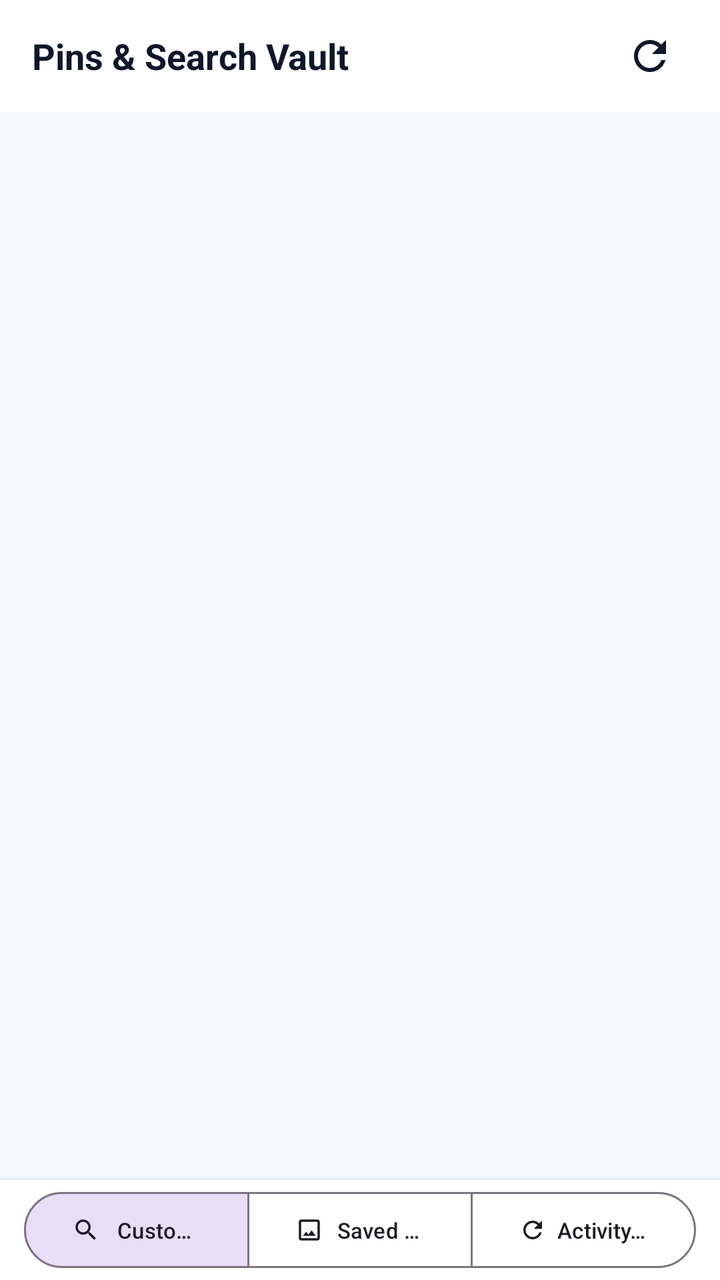
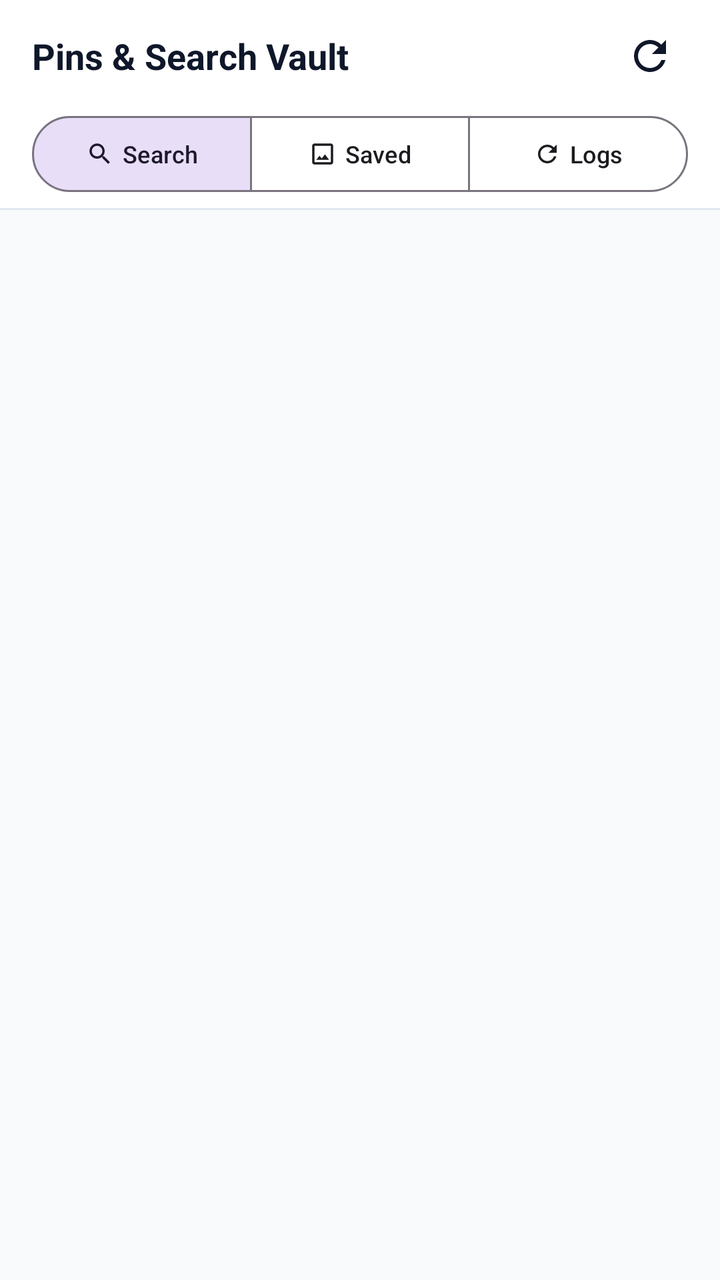

Two renders of the same Android screen: before a commit and after it. Below are the layout's source before the change and the commit's diff.
<!-- AndroidManifest.xml: application theme Theme.PinToInsta -->
<!-- res/layout/fragment_pins_logs.xml -->
<?xml version="1.0" encoding="utf-8"?>
<LinearLayout xmlns:android="http://schemas.android.com/apk/res/android"
    xmlns:app="http://schemas.android.com/apk/res-auto"
    android:layout_width="match_parent"
    android:layout_height="match_parent"
    android:background="@color/background"
    android:orientation="vertical">

    
    <LinearLayout
        android:layout_width="match_parent"
        android:layout_height="wrap_content"
        android:minHeight="56dp"
        android:background="@color/surface"
        android:gravity="center_vertical"
        android:orientation="horizontal"
        android:paddingHorizontal="16dp"
        android:paddingVertical="8dp">

        <TextView
            android:id="@+id/tvHeaderTitle"
            android:layout_width="0dp"
            android:layout_height="wrap_content"
            android:layout_weight="1"
            android:text="Pins &amp; Search Vault"
            android:textColor="@color/text_primary"
            android:textSize="18sp"
            android:textStyle="bold" />

        <ImageButton
            android:id="@+id/btnClearLogs"
            android:layout_width="38dp"
            android:layout_height="38dp"
            android:layout_marginEnd="6dp"
            android:background="?attr/selectableItemBackgroundBorderless"
            android:contentDescription="Clear Activity Logs"
            android:padding="7dp"
            android:src="@drawable/ic_delete"
            android:visibility="gone"
            app:tint="@color/status_red" />

        <ImageButton
            android:id="@+id/btnRefresh"
            android:layout_width="38dp"
            android:layout_height="38dp"
            android:background="?attr/selectableItemBackgroundBorderless"
            android:contentDescription="Refresh"
            android:src="@drawable/ic_refresh"
            app:tint="@color/text_primary" />
    </LinearLayout>

    
    <androidx.viewpager2.widget.ViewPager2
        android:id="@+id/viewPager"
        android:layout_width="match_parent"
        android:layout_height="0dp"
        android:layout_weight="1" />

    
    <LinearLayout
        android:id="@+id/layoutBottomSubTabs"
        android:layout_width="match_parent"
        android:layout_height="wrap_content"
        android:background="@color/surface"
        android:elevation="4dp"
        android:orientation="vertical">

        <View
            android:layout_width="match_parent"
            android:layout_height="1dp"
            android:background="@color/divider" />

        <com.google.android.material.button.MaterialButtonToggleGroup
            android:id="@+id/bottomSubTabsGroup"
            android:layout_width="match_parent"
            android:layout_height="wrap_content"
            android:layout_marginHorizontal="12dp"
            android:layout_marginVertical="6dp"
            app:checkedButton="@id/btnSubTabSearch"
            app:selectionRequired="true"
            app:singleSelection="true">

            <com.google.android.material.button.MaterialButton
                android:id="@+id/btnSubTabSearch"
                style="@style/Widget.Material3.Button.OutlinedButton"
                android:layout_width="0dp"
                android:layout_height="38dp"
                android:layout_weight="1"
                android:insetTop="0dp"
                android:insetBottom="0dp"
                android:text="Custom Search"
                android:textSize="11sp"
                app:icon="@drawable/ic_search"
                app:iconSize="14dp" />

            <com.google.android.material.button.MaterialButton
                android:id="@+id/btnSubTabPins"
                style="@style/Widget.Material3.Button.OutlinedButton"
                android:layout_width="0dp"
                android:layout_height="38dp"
                android:layout_weight="1"
                android:insetTop="0dp"
                android:insetBottom="0dp"
                android:text="Saved Pins"
                android:textSize="11sp"
                app:icon="@drawable/ic_pins"
                app:iconSize="14dp" />

            <com.google.android.material.button.MaterialButton
                android:id="@+id/btnSubTabLogs"
                style="@style/Widget.Material3.Button.OutlinedButton"
                android:layout_width="0dp"
                android:layout_height="38dp"
                android:layout_weight="1"
                android:insetTop="0dp"
                android:insetBottom="0dp"
                android:text="Activity Logs"
                android:textSize="11sp"
                app:icon="@drawable/ic_refresh"
                app:iconSize="14dp" />
        </com.google.android.material.button.MaterialButtonToggleGroup>
    </LinearLayout>

</LinearLayout>
<!-- resources referenced by this layout -->
<resources>
  <color name="background">#F8FAFC</color>
  <color name="divider">#E2E8F0</color>
  <color name="status_red">#EF4444</color>
  <color name="surface">#FFFFFF</color>
  <color name="text_primary">#0F172A</color>
  <!-- drawable ic_delete (drawable) -->
  <?xml version="1.0" encoding="utf-8"?>
  <vector xmlns:android="http://schemas.android.com/apk/res/android"
      android:width="24dp"
      android:height="24dp"
      android:viewportWidth="24"
      android:viewportHeight="24">
      <path
          android:fillColor="#EF4444"
          android:pathData="M6,19c0,1.1 0.9,2 2,2h8c1.1,0 2,-0.9 2,-2V7H6v12zM19,4h-3.5l-1,-1h-5l-1,1H5v2h14V4z" />
  </vector>
  <!-- drawable ic_pins (drawable) -->
  <?xml version="1.0" encoding="utf-8"?>
  <vector xmlns:android="http://schemas.android.com/apk/res/android"
      android:width="24dp"
      android:height="24dp"
      android:viewportWidth="24"
      android:viewportHeight="24">
      <path
          android:fillColor="#F1F5F9"
          android:pathData="M19,3H5C3.9,3 3,3.9 3,5v14c0,1.1 0.9,2 2,2h14c1.1,0 2,-0.9 2,-2V5C21,3.9 20.1,3 19,3z M19,19H5V5h14V19z M13.96,12.29l-2.75,3.54l-1.96,-2.36L6.5,17h11L13.96,12.29z" />
  </vector>
  <!-- drawable ic_refresh (drawable) -->
  <?xml version="1.0" encoding="utf-8"?>
  <vector xmlns:android="http://schemas.android.com/apk/res/android"
      android:width="24dp"
      android:height="24dp"
      android:viewportWidth="24"
      android:viewportHeight="24">
      <path
          android:fillColor="#F1F5F9"
          android:pathData="M17.65,6.35C16.2,4.9 14.21,4 12,4c-4.42,0 -7.99,3.58 -7.99,8s3.57,8 7.99,8c3.73,0 6.84,-2.55 7.73,-6h-2.08c-0.82,2.33 -3.04,4 -5.65,4c-3.31,0 -6,-2.69 -6,-6s2.69,-6 6,-6c1.66,0 3.14,0.69 4.22,1.78L13,11h7V4l-2.35,2.35z" />
  </vector>
  <!-- drawable ic_search (drawable) -->
  <vector xmlns:android="http://schemas.android.com/apk/res/android"
      android:width="24dp"
      android:height="24dp"
      android:viewportWidth="24"
      android:viewportHeight="24"
      android:tint="?attr/colorControlNormal">
    <path
        android:fillColor="@android:color/white"
        android:pathData="M15.5,14h-0.79l-0.28,-0.27C15.41,12.59 16,11.11 16,9.5 16,5.91 13.09,3 9.5,3S3,5.91 3,9.5 5.91,16 9.5,16c1.61,0 3.09,-0.59 4.23,-1.57l0.27,0.28v0.79l5,4.99L20.49,19l-4.99,-5zm-6,0C7.01,14 5,11.99 5,9.5S7.01,5 9.5,5 14,7.01 14,9.5 11.99,14 9.5,14z"/>
  </vector>
  <style name="Theme.PinToInsta" parent="Theme.Material3.DayNight.NoActionBar">
          <item name="colorPrimary">@color/primary</item>
          <item name="colorPrimaryVariant">@color/primary_variant</item>
          <item name="colorOnPrimary">@color/on_primary</item>
  
          <item name="colorSecondary">@color/secondary</item>
          <item name="colorSecondaryVariant">@color/secondary_variant</item>
          <item name="colorOnSecondary">@color/on_secondary</item>
  
          <item name="android:colorBackground">@color/background</item>
          <item name="colorSurface">@color/surface</item>
          <item name="colorSurfaceVariant">@color/surface_variant</item>
          <item name="android:textColorPrimary">@color/text_primary</item>
          <item name="android:textColorSecondary">@color/text_secondary</item>
  
          <item name="android:statusBarColor">@color/surface</item>
          <item name="android:navigationBarColor">@color/surface</item>
          <item name="android:windowLightStatusBar" tools:targetApi="m">true</item>
      </style>
  <color name="primary">#E60023</color>
  <color name="primary_variant">#B8001B</color>
  <color name="on_primary">#FFFFFF</color>
  <color name="secondary">#E1306C</color>
  <color name="secondary_variant">#C13584</color>
  <color name="on_secondary">#FFFFFF</color>
  <color name="surface_variant">#F1F5F9</color>
  <color name="text_secondary">#475569</color>
</resources>

<!-- the commit's change to res/layout/fragment_pins_logs.xml (unified diff, before → after) -->
@@ -50,32 +50,20 @@
     </LinearLayout>
 
     
-    <androidx.viewpager2.widget.ViewPager2
-        android:id="@+id/viewPager"
-        android:layout_width="match_parent"
-        android:layout_height="0dp"
-        android:layout_weight="1" />
-
-    
     <LinearLayout
         android:id="@+id/layoutBottomSubTabs"
         android:layout_width="match_parent"
         android:layout_height="wrap_content"
         android:background="@color/surface"
-        android:elevation="4dp"
         android:orientation="vertical">
-
-        <View
-            android:layout_width="match_parent"
-            android:layout_height="1dp"
-            android:background="@color/divider" />
 
         <com.google.android.material.button.MaterialButtonToggleGroup
             android:id="@+id/bottomSubTabsGroup"
             android:layout_width="match_parent"
             android:layout_height="wrap_content"
-            android:layout_marginHorizontal="12dp"
-            android:layout_marginVertical="6dp"
+            android:layout_marginHorizontal="16dp"
+            android:layout_marginTop="2dp"
+            android:layout_marginBottom="8dp"
             app:checkedButton="@id/btnSubTabSearch"
             app:selectionRequired="true"
             app:singleSelection="true">
@@ -88,9 +76,17 @@
                 android:layout_weight="1"
                 android:insetTop="0dp"
                 android:insetBottom="0dp"
-                android:text="Custom Search"
-                android:textSize="11sp"
+                android:insetLeft="0dp"
+                android:insetRight="0dp"
+                android:paddingHorizontal="4dp"
+                android:singleLine="true"
+                android:maxLines="1"
+                android:ellipsize="none"
+                android:text="Search"
+                android:textSize="12sp"
                 app:icon="@drawable/ic_search"
+                app:iconGravity="textStart"
+                app:iconPadding="4dp"
                 app:iconSize="14dp" />
 
             <com.google.android.material.button.MaterialButton
@@ -101,9 +97,17 @@
                 android:layout_weight="1"
                 android:insetTop="0dp"
                 android:insetBottom="0dp"
-                android:text="Saved Pins"
-                android:textSize="11sp"
+                android:insetLeft="0dp"
+                android:insetRight="0dp"
+                android:paddingHorizontal="4dp"
+                android:singleLine="true"
+                android:maxLines="1"
+                android:ellipsize="none"
+                android:text="Saved"
+                android:textSize="12sp"
                 app:icon="@drawable/ic_pins"
+                app:iconGravity="textStart"
+                app:iconPadding="4dp"
                 app:iconSize="14dp" />
 
             <com.google.android.material.button.MaterialButton
@@ -114,11 +118,31 @@
                 android:layout_weight="1"
                 android:insetTop="0dp"
                 android:insetBottom="0dp"
-                android:text="Activity Logs"
-                android:textSize="11sp"
+                android:insetLeft="0dp"
+                android:insetRight="0dp"
+                android:paddingHorizontal="4dp"
+                android:singleLine="true"
+                android:maxLines="1"
+                android:ellipsize="none"
+                android:text="Logs"
+                android:textSize="12sp"
                 app:icon="@drawable/ic_refresh"
+                app:iconGravity="textStart"
+                app:iconPadding="4dp"
                 app:iconSize="14dp" />
         </com.google.android.material.button.MaterialButtonToggleGroup>
+
+        <View
+            android:layout_width="match_parent"
+            android:layout_height="1dp"
+            android:background="@color/divider" />
     </LinearLayout>
 
+    
+    <androidx.viewpager2.widget.ViewPager2
+        android:id="@+id/viewPager"
+        android:layout_width="match_parent"
+        android:layout_height="0dp"
+        android:layout_weight="1" />
+
 </LinearLayout>
